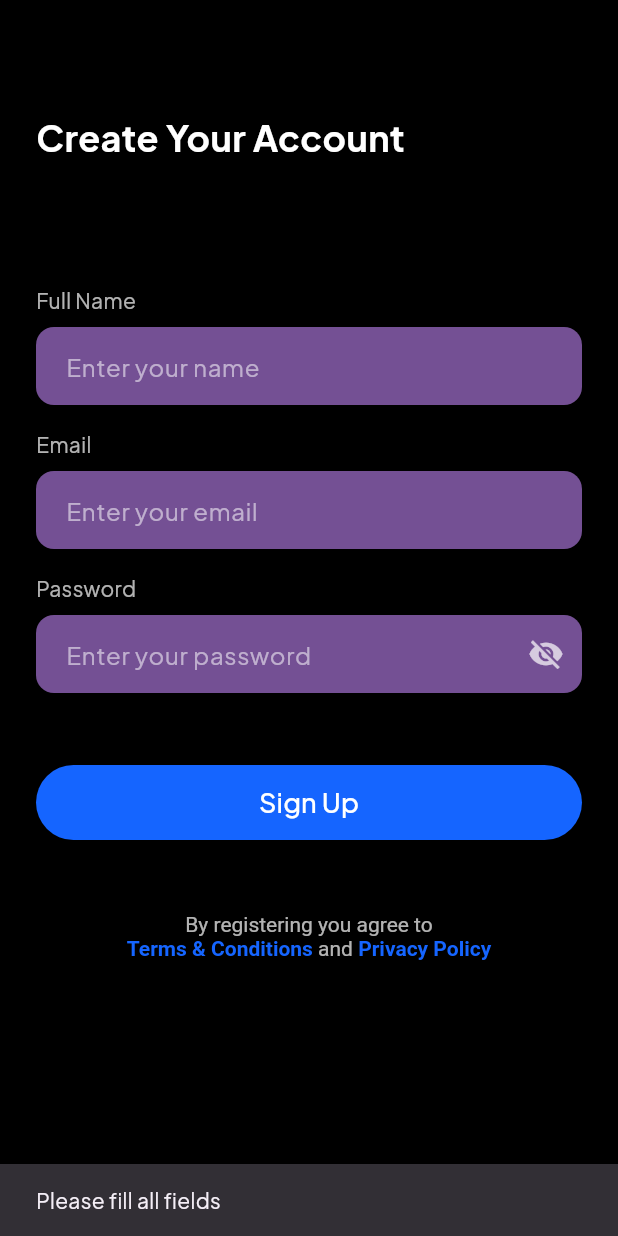
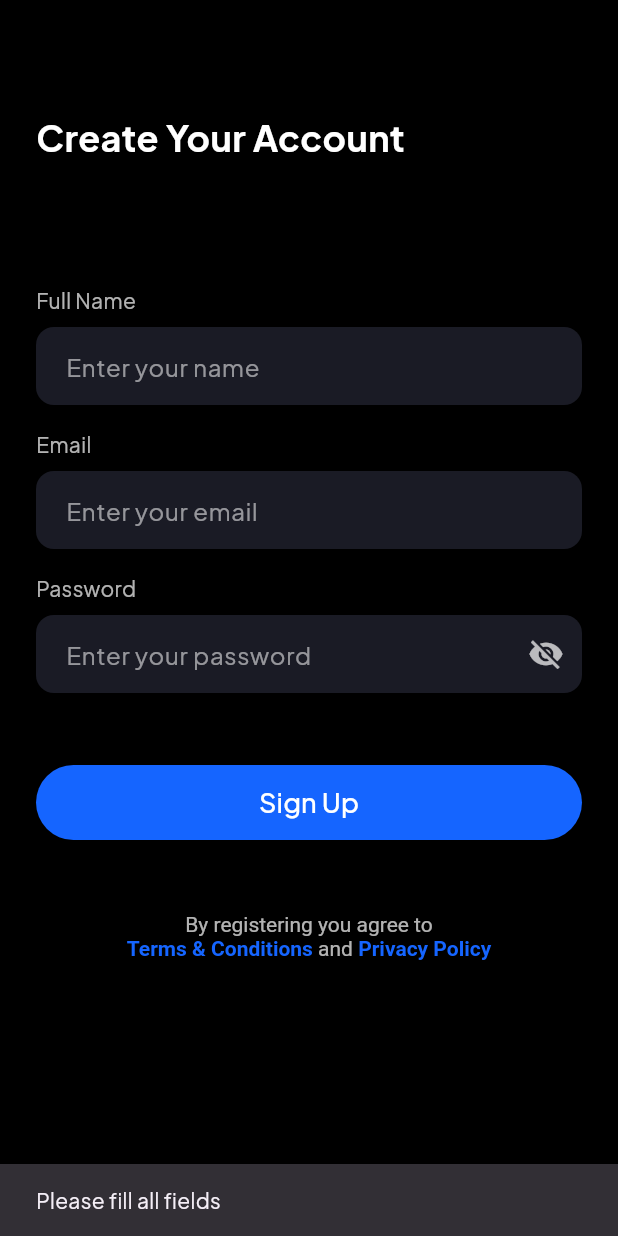
Before and after one commit to RanaAlotmii/EeVe_app, a Flutter app: the SignupView screen opened directly, after a tap on "Sign Up", on a phone screen of 412 x 824 dp. Run offline on Flutter 3.47's test engine with Material 3 defaults, Android fonts, the phone set to English and light mode, and no system bars; our stand-ins replace dotted_line, flutter_credit_card, get, image_picker, persistent_bottom_nav_bar, pin_code_fields and 3 more; missing offline and left inert: moyasar; accounts and stored records are empty.

Commit message:
change textfield color

```diff
--- a/lib/Custom_Widget_/CustomTextField.dart
+++ b/lib/Custom_Widget_/CustomTextField.dart
@@ -61,7 +61,7 @@ class _CustomTextFieldState extends State<CustomTextField> {
               fillColor:
                   hasFocus
                       ? const Color(0xFF1565FF).withOpacity(0.3)
-                      : const Color(0xFF745094),
+                      : const Color(0xFF1A1B25),
               contentPadding: const EdgeInsets.symmetric(
                 horizontal: 16,
                 vertical: 14,
--- a/lib/auth_views/signup_view.dart
+++ b/lib/auth_views/signup_view.dart
@@ -107,6 +107,10 @@ class _SignupViewState extends State<SignupView> {
                           );
                         }
                       } catch (e) {
+                        // هنا نطبع الخطأ في الـ console للتست
+                        print("Sign Up Error: $e");
+
+                        // وإذا تبين تعرض رسالة للمستخدم، تفعل السطر التالي:
                         ScaffoldMessenger.of(context).showSnackBar(
                           SnackBar(content: Text("Sign Up Error: $e")),
                         );
```
